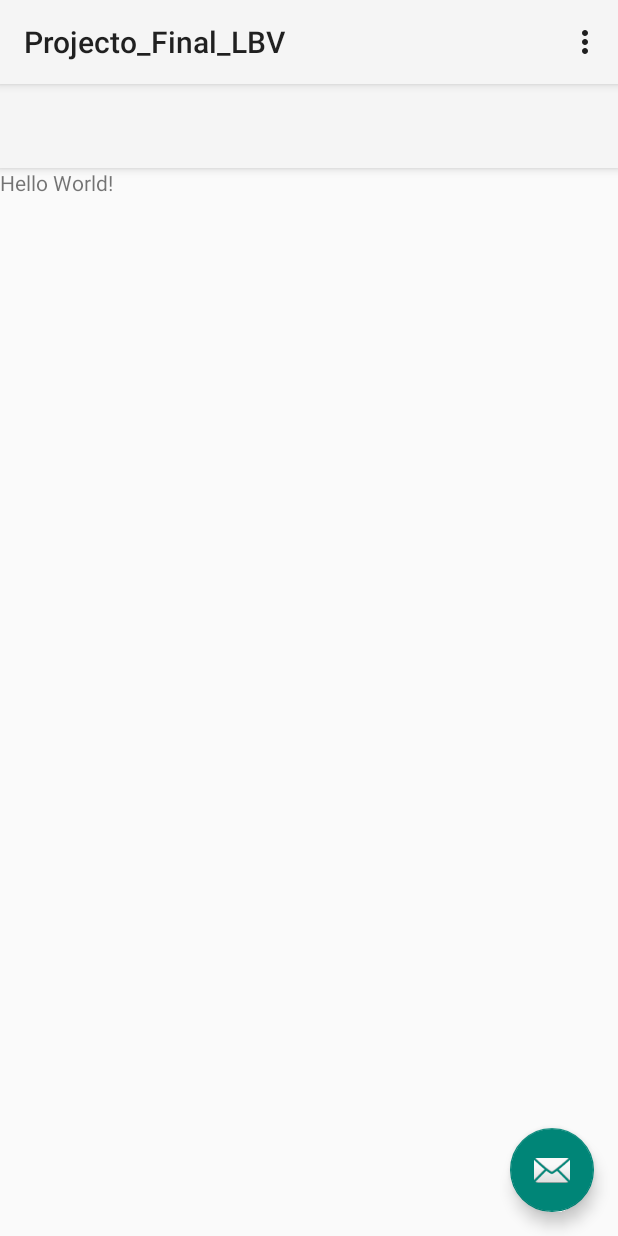
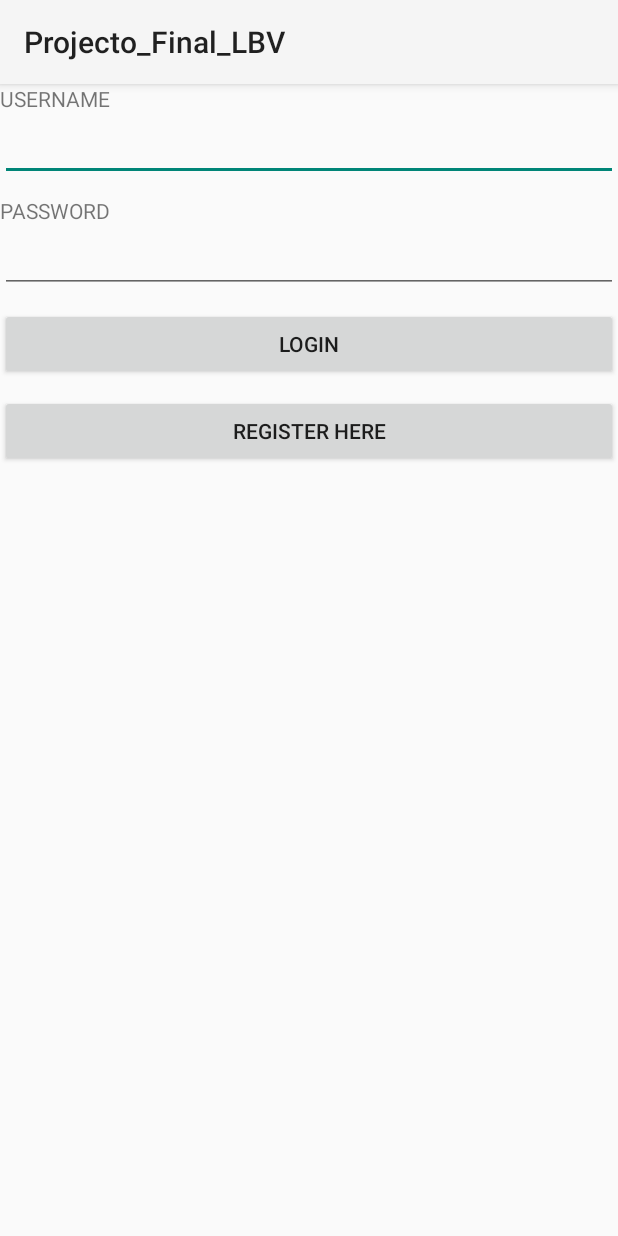
Before and after one commit to lorenzobv/Projecto_Final_LBV, an Android app: the screen it shows after launch (MainActivity before the commit, Login after it), on a phone screen of 412 x 824 dp. Run offline under Robolectric (Android 15) with nearby library versions, the phone set to English and light mode, and no system bars.

Commit message:
Creación de login y register formularios

```diff
--- a/app/src/main/AndroidManifest.xml
+++ b/app/src/main/AndroidManifest.xml
@@ -19,7 +19,9 @@
                 <category android:name="android.intent.category.LAUNCHER" />
             </intent-filter>
         </activity>
-        <activity android:name=".MainActivity"></activity>
+        <activity android:name=".Login" />
+        <activity android:name=".MainActivity" />
+        <activity android:name=".Register" />
     </application>
 
 </manifest>
--- /dev/null
+++ b/app/src/main/java/com/example/loren/projecto_final_lbv/Login.java
@@ -0,0 +1,53 @@
+package com.example.loren.projecto_final_lbv;
+
+import android.content.Intent;
+import android.os.Bundle;
+import android.support.v7.app.AppCompatActivity;
+import android.view.View;
+import android.widget.Button;
+import android.widget.EditText;
+
+public class Login extends AppCompatActivity implements View.OnClickListener {
+
+
+    Button bLogin, bRegisterLink;
+    EditText idUsername, idPassword;
+    UserLocalStore userLocalStore;
+
+    @Override
+    protected void onCreate(Bundle savedInstanceState) {
+        super.onCreate(savedInstanceState);
+        setContentView(R.layout.activity_login);
+
+        idUsername = (EditText) findViewById(R.id.idUsername);
+        idPassword = (EditText) findViewById(R.id.idPassword);
+        bRegisterLink = (Button) findViewById(R.id.bRegisterLink);
+        bLogin = (Button) findViewById(R.id.bLogin);
+        bRegisterLink.setOnClickListener(this);
+        bLogin.setOnClickListener(this);
+        userLocalStore = new UserLocalStore(this);
+
+    }
+
+
+    @Override
+    public void onClick(View v) {
+        switch (v.getId()) {
+            case R.id.bLogin:
+                User user = new User(null, null);
+                userLocalStore.storeUserData(user);
+                userLocalStore.setUserLoggedIn(true);
+
+                startActivity(new Intent(this, MainActivity.class));
+
+                break;
+
+            case R.id.bRegisterLink:
+
+                startActivity(new Intent(this, Register.class));
+
+                break;
+
+        }
+    }
+}
--- a/app/src/main/java/com/example/loren/projecto_final_lbv/splash_activity.java
+++ b/app/src/main/java/com/example/loren/projecto_final_lbv/splash_activity.java
@@ -22,7 +22,7 @@ public class splash_activity extends AppCompatActivity {
 
         new Handler().postDelayed(new Runnable(){
             public void run(){
-                Intent intent = new Intent(splash_activity.this, MainActivity.class);
+                Intent intent = new Intent(splash_activity.this, Login.class);
                 startActivity(intent);
                 finish();
             };
--- /dev/null
+++ b/app/src/main/res/layout/activity_login.xml
@@ -0,0 +1,50 @@
+<?xml version="1.0" encoding="utf-8"?>
+<LinearLayout xmlns:android="http://schemas.android.com/apk/res/android"
+    xmlns:tools="http://schemas.android.com/tools"
+    android:layout_width="match_parent"
+    android:layout_height="match_parent"
+    android:orientation="vertical"
+    tools:context=".Login">
+
+
+    <TextView
+        android:layout_width="wrap_content"
+        android:layout_height="wrap_content"
+        android:text="@string/username_text"/>
+
+    <EditText
+        android:id="@+id/idUsername"
+        android:layout_width="match_parent"
+        android:layout_height="wrap_content"
+        android:layout_marginBottom="10dp"
+        />
+
+    <TextView
+        android:layout_width="wrap_content"
+        android:layout_height="wrap_content"
+        android:text="@string/password_text"/>
+
+    <EditText
+        android:id="@+id/idPassword"
+        android:layout_width="match_parent"
+        android:layout_height="wrap_content"
+        android:layout_marginBottom="10dp"
+        />
+
+    <Button
+        android:id="@+id/bLogin"
+        android:text="@string/login_button_text"
+        android:layout_width="match_parent"
+        android:layout_height="wrap_content"
+        android:layout_marginBottom="10dp"
+        />
+
+    <Button
+        android:id="@+id/bRegisterLink"
+        android:text="@string/register_here_text"
+        android:layout_width="match_parent"
+        android:layout_height="wrap_content"
+        android:layout_marginBottom="10dp"
+        />
+
+</LinearLayout>
--- a/app/src/main/res/values/strings.xml
+++ b/app/src/main/res/values/strings.xml
@@ -1,4 +1,13 @@
 <resources>
     <string name="app_name">Projecto_Final_LBV</string>
     <string name="action_settings">Settings</string>
+    <string name="login_button_text">LOGIN</string>
+    <string name="password_text">PASSWORD</string>
+    <string name="username_text">USERNAME</string>
+    <string name="name_text">Name</string>
+    <string name="surname_text">Surname</string>
+    <string name="tel_no_text">Telephone Number</string>
+    <string name="email_text">Email Address</string>
+    <string name="register_button_text">REGISTER</string>
+    <string name="register_here_text">Register Here</string>
 </resources>
```
Also changed, not shown: app/src/main/java/com/example/loren/projecto_final_lbv/MainActivity.java (+32 -2 lines), app/src/main/java/com/example/loren/projecto_final_lbv/Register.java (added, +52 -0 lines), app/src/main/java/com/example/loren/projecto_final_lbv/User.java (added, +25 -0 lines), app/src/main/java/com/example/loren/projecto_final_lbv/UserLocalStore.java (added, +61 -0 lines), app/src/main/res/layout/activity_register.xml (added, +81 -0 lines).
